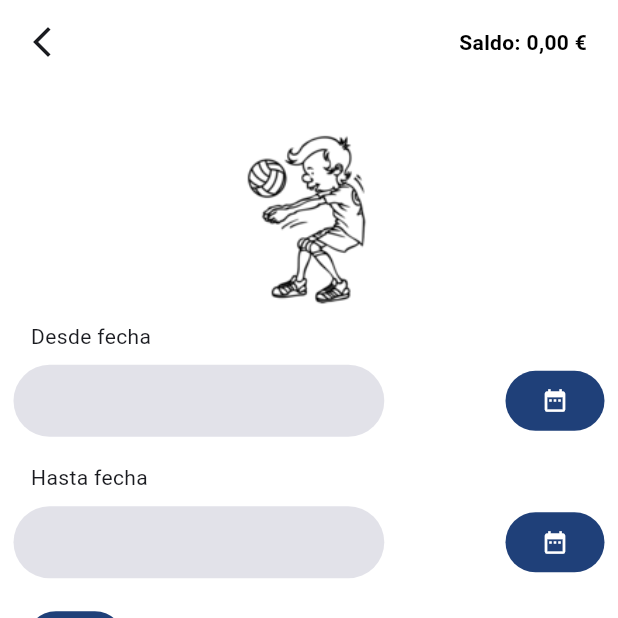
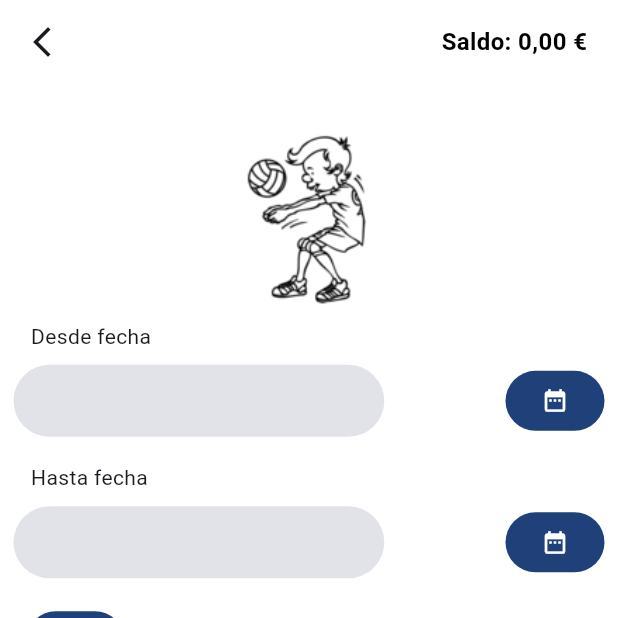
Before and after one commit to jlselma25/pagos_app, a Flutter app: the RegistroScreen screen opened by its route, on a phone screen of 412 x 824 dp, the top half of it. Run offline on Flutter 3.47's test engine with Material 3 defaults, Android fonts, the phone set to English and light mode, and no system bars; our stand-ins replace dio, flutter_spinkit, shared_preferences; accounts and stored records are empty; network calls fail.

```diff
--- a/lib/screens/registro_screen.dart
+++ b/lib/screens/registro_screen.dart
@@ -72,7 +72,7 @@ class _RegistroScreen extends State<RegistroScreen>  {
         actions:  [
           Padding(
             padding: EdgeInsets.only(right: size.width * 0.05),
-            child: Text('Saldo: ${formatoNumerico(registroService.saldoActual)} €' ,style: TextStyle(color: registroService.colors ,fontSize: 14, fontWeight: FontWeight.w600),
+            child: Text('Saldo: ${formatoNumerico(registroService.saldoActual)} €' ,style: TextStyle(color: registroService.colors ,fontSize: 16, fontWeight: FontWeight.w600),
                     ),
           )
         ],
```
